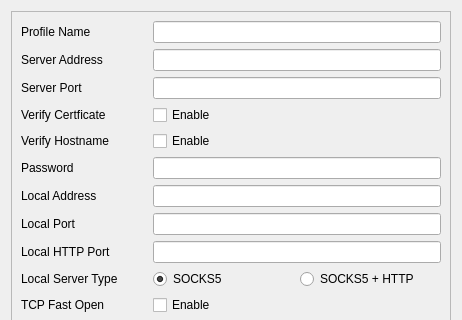
Before: the Qt Designer form ui/editdialog.ui in Trojan-Qt5/Trojan-Qt5, drawn with Qt 5; both pictures show x 0 to 462 and y 0 to 320 of the 462 by 524 pixel window.
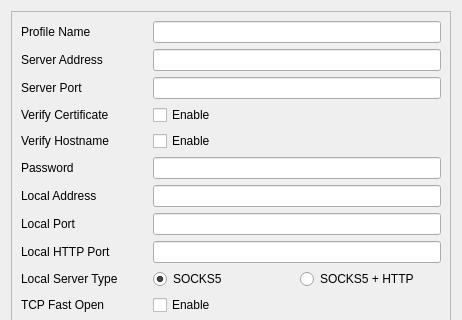
After: the same form once the commit is applied.

Diff of the .ui file:
```diff
--- a/ui/editdialog.ui
+++ b/ui/editdialog.ui
@@ -63,7 +63,7 @@
       <item row="3" column="0">
        <widget class="QLabel" name="verifyCertficateLabel">
         <property name="text">
-         <string>Verify Certficate</string>
+         <string>Verify Certificate</string>
         </property>
        </widget>
       </item>
```
Left out of the diff: 2 changed lines with no effect on the pictures.
